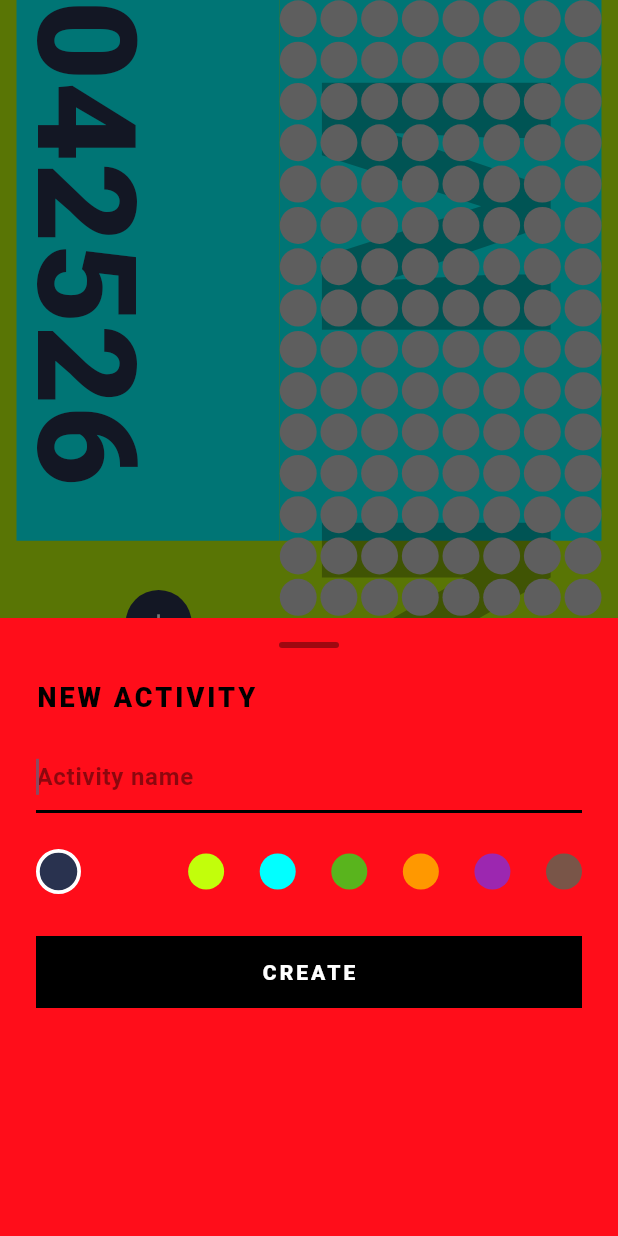
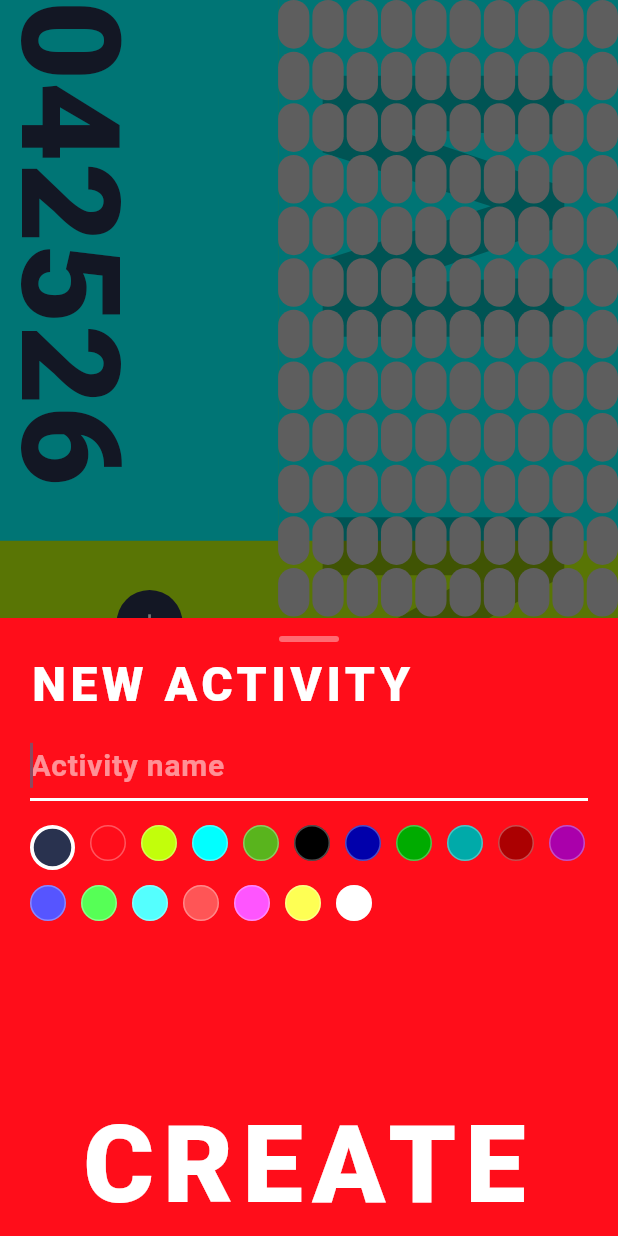
Before and after one commit to VincentFeliciano/Dot, a Flutter app: the screen it shows after launch, after a tap on the "add" icon, on a phone screen of 412 x 824 dp. Run offline on Flutter 3.47's test engine with Material 3 defaults, Android fonts, the phone set to English and light mode, and no system bars.

Commit message:
24x10 grid with hour-row/minute-column placement

```diff
--- a/lib/screens/home_screen.dart
+++ b/lib/screens/home_screen.dart
@@ -48,11 +48,14 @@ class _HomeScreenState extends State<HomeScreen> {
       isScrollControlled: true,
       backgroundColor: Colors.transparent,
       isDismissible: true,
-      builder: (ctx) => FractionallySizedBox(
+      builder: (ctx) => MediaQuery(
+        data: MediaQuery.of(ctx).copyWith(viewInsets: EdgeInsets.zero),
+        child: FractionallySizedBox(
           heightFactor: 0.5,
           alignment: Alignment.bottomCenter,
           child: ActivityModal(
             onCreated: (a) => setState(() => _slots[index] = a),
+          ),
         ),
       ),
     );
@@ -150,11 +153,7 @@ class _HomeScreenState extends State<HomeScreen> {
   Widget build(BuildContext context) {
     return Scaffold(
       backgroundColor: kLime,
-      body: Center(
-        child: SizedBox(
-          width: 390,
-          height: 844,
-          child: Row(
+      body: Row(
         mainAxisSize: MainAxisSize.max,
         crossAxisAlignment: CrossAxisAlignment.stretch,
         children: [
@@ -170,10 +169,9 @@ class _HomeScreenState extends State<HomeScreen> {
           Expanded(
             flex: 55,
             child: DotMatrixPanel(dotEntries: _dots, now: _now),
+
           ),
         ],
-          ),
-        ),
       ),
     );
   }
--- a/lib/widgets/activity_modal.dart
+++ b/lib/widgets/activity_modal.dart
@@ -3,14 +3,26 @@ import '../models/activity.dart';
 import '../app_colors.dart';
 
 const List<Color> kActivityColors = [
+  // DOTTYCOLORS
   kNavy,
   kRed,
   kLime,
   kCyan,
   kGreen,
-  Color(0xFFFF9800),
-  Color(0xFF9C27B0),
-  Color(0xFF795548),
+  // DOTTYCOLORS2
+  Color(0xFF000000),
+  Color(0xFF0100AB),
+  Color(0xFF00AB00),
+  Color(0xFF00AAA9),
+  Color(0xFFAB0001),
+  Color(0xFFAA00AB),
+  Color(0xFF5655FF),
+  Color(0xFF56FF56),
+  Color(0xFF54FFFE),
+  Color(0xFFFF5556),
+  Color(0xFFFE55FE),
+  Color(0xFFFEFF54),
+  Color(0xFFFFFFFF),
 ];
 
 class ActivityModal extends StatefulWidget {
@@ -48,14 +60,8 @@ class _ActivityModalState extends State<ActivityModal> {
     return Container(
       width: double.infinity,
       color: kRed,
-      padding: EdgeInsets.only(
-        bottom: MediaQuery.of(context).viewInsets.bottom + 24,
-        top: 16,
-        left: 24,
-        right: 24,
-      ),
+      padding: const EdgeInsets.only(top: 12, left: 20, right: 20, bottom: 8),
       child: Column(
-        mainAxisSize: MainAxisSize.min,
         crossAxisAlignment: CrossAxisAlignment.start,
         children: [
           // Drag handle
@@ -63,9 +69,9 @@ class _ActivityModalState extends State<ActivityModal> {
             child: Container(
               width: 40,
               height: 4,
-              margin: const EdgeInsets.only(bottom: 20),
+              margin: const EdgeInsets.only(bottom: 12),
               decoration: BoxDecoration(
-                color: Colors.black38,
+                color: Colors.white38,
                 borderRadius: BorderRadius.circular(2),
               ),
             ),
@@ -74,13 +80,14 @@ class _ActivityModalState extends State<ActivityModal> {
           const Text(
             'NEW ACTIVITY',
             style: TextStyle(
-              fontSize: 18,
+              fontSize: 32,
               fontWeight: FontWeight.w900,
-              color: Colors.black,
-              letterSpacing: 2,
+              color: Colors.white,
+              letterSpacing: 3,
+              height: 1.0,
             ),
           ),
-          const SizedBox(height: 16),
+          const SizedBox(height: 14),
 
           // Name field
           TextField(
@@ -89,26 +96,27 @@ class _ActivityModalState extends State<ActivityModal> {
             textCapitalization: TextCapitalization.sentences,
             onSubmitted: (_) => _create(),
             style: const TextStyle(
-              color: Colors.black,
+              color: Colors.white,
               fontWeight: FontWeight.w700,
-              fontSize: 16,
+              fontSize: 20,
             ),
             decoration: const InputDecoration(
               hintText: 'Activity name',
-              hintStyle: TextStyle(color: Colors.black45),
+              hintStyle: TextStyle(color: Colors.white54),
               enabledBorder: UnderlineInputBorder(
-                borderSide: BorderSide(color: Colors.black54, width: 1.5),
+                borderSide: BorderSide(color: Colors.white54, width: 1.5),
               ),
               focusedBorder: UnderlineInputBorder(
-                borderSide: BorderSide(color: Colors.black, width: 2),
+                borderSide: BorderSide(color: Colors.white, width: 2),
               ),
             ),
           ),
-          const SizedBox(height: 24),
+          const SizedBox(height: 16),
 
-          // Color picker — all on one row
-          Row(
-            mainAxisAlignment: MainAxisAlignment.spaceBetween,
+          // Color picker — wrap grid
+          Wrap(
+            spacing: 10,
+            runSpacing: 10,
             children: kActivityColors.map((c) {
               final selected = _selectedColor == c;
               return GestureDetector(
@@ -119,40 +127,37 @@ class _ActivityModalState extends State<ActivityModal> {
                   decoration: BoxDecoration(
                     color: c,
                     shape: BoxShape.circle,
-                    border: selected
-                        ? Border.all(color: Colors.white, width: 2.5)
-                        : null,
+                    border: Border.all(
+                      color: selected ? Colors.white : Colors.white30,
+                      width: selected ? 2.5 : 1,
+                    ),
                   ),
                 ),
               );
             }).toList(),
           ),
-          const SizedBox(height: 28),
 
-          // Create button
-          SizedBox(
-            width: double.infinity,
-            child: ElevatedButton(
-              onPressed: _create,
-              style: ElevatedButton.styleFrom(
-                backgroundColor: Colors.black,
-                foregroundColor: Colors.white,
-                padding: const EdgeInsets.symmetric(vertical: 14),
-                shape: const RoundedRectangleBorder(
-                  borderRadius: BorderRadius.zero,
-                ),
-                elevation: 0,
-              ),
-              child: const Text(
+          const Spacer(),
+
+          // Create button — large text, no background
+          GestureDetector(
+            onTap: _create,
+            child: const SizedBox(
+              width: double.infinity,
+              child: Text(
                 'CREATE',
+                textAlign: TextAlign.center,
                 style: TextStyle(
-                  fontSize: 14,
+                  fontSize: 72,
                   fontWeight: FontWeight.w900,
-                  letterSpacing: 2,
+                  color: Colors.white,
+                  letterSpacing: 6,
+                  height: 1.0,
                 ),
               ),
             ),
           ),
+          const SizedBox(height: 4),
         ],
       ),
     );
--- a/lib/widgets/dot_matrix_panel.dart
+++ b/lib/widgets/dot_matrix_panel.dart
@@ -1,78 +1,84 @@
+import 'dart:math' as math;
 import 'package:flutter/material.dart';
 import '../models/activity.dart';
 import '../app_colors.dart';
 import 'date_panel.dart' show kLimeDark;
 
 const Color _kDotGray = Color(0xFFCCCCCC);
+const int _kCols = 10;
+const int _kRows = 24;
+const double _kSpacing = 2.0;
 
 class DotMatrixPanel extends StatelessWidget {
   final List<DotEntry> dotEntries;
   final DateTime now;
-  final int columns;
 
   const DotMatrixPanel({
     super.key,
     required this.dotEntries,
     required this.now,
-    this.columns = 8,
   });
 
   double _timeFraction() {
     return (now.hour * 60.0 + now.minute) / (24 * 60);
   }
 
+  // Maps grid index (row*10+col) → color for filled dots.
+  // Row = hour (0-23), col = minute-slot (floor(minute/6), 0-9).
+  // If target slot is taken, shifts right until an empty slot is found.
+  Map<int, Color> _buildCellMap() {
+    final map = <int, Color>{};
+    for (final entry in dotEntries) {
+      final row = entry.timestamp.hour.clamp(0, 23);
+      int col = (entry.timestamp.minute / 6).floor().clamp(0, 9);
+      while (col < _kCols && map.containsKey(row * _kCols + col)) {
+        col++;
+      }
+      if (col < _kCols) {
+        map[row * _kCols + col] = entry.color;
+      }
+    }
+    return map;
+  }
+
   @override
   Widget build(BuildContext context) {
     return LayoutBuilder(builder: (context, constraints) {
-      const spacing = 2.5;
       final w = constraints.maxWidth;
       final h = constraints.maxHeight;
-
-      final dotWidth = (w - spacing * (columns - 1)) / columns;
-      final rows = ((h + spacing) / (dotWidth + spacing)).floor();
-      final dotHeight = (h - spacing * (rows - 1)) / rows;
-      final totalDots = rows * columns;
-
+      final dotHeight = (h - _kSpacing * (_kRows - 1)) / _kRows;
+      final dotWidth = (w - _kSpacing * (_kCols - 1)) / _kCols;
+      final radius = BorderRadius.circular(math.min(dotWidth, dotHeight) / 2);
       final fraction = _timeFraction();
       final fillH = h * fraction;
+      final cellMap = _buildCellMap();
 
       return Stack(children: [
-        // Bright lime base — time remaining
         Container(color: kLime),
-
-        // Dark lime — elapsed time progress bar, fills from top
         Positioned(
           top: 0, left: 0, right: 0,
           height: fillH,
           child: Container(color: kLimeDark),
         ),
-
-        // M / N / E + dots on top of background
         Stack(children: [
-          // M / N / E background labels — rotated 90° counter-clockwise, behind dots
           Column(children: [
             Expanded(child: _TimeLabel('M')),
             Expanded(child: _TimeLabel('N')),
             Expanded(child: _TimeLabel('E')),
           ]),
-
-          // Dot grid on top
           GridView.builder(
             physics: const NeverScrollableScrollPhysics(),
             padding: EdgeInsets.zero,
             gridDelegate: SliverGridDelegateWithFixedCrossAxisCount(
-              crossAxisCount: columns,
-              crossAxisSpacing: spacing,
-              mainAxisSpacing: spacing,
+              crossAxisCount: _kCols,
+              crossAxisSpacing: _kSpacing,
+              mainAxisSpacing: _kSpacing,
               mainAxisExtent: dotHeight,
             ),
-            itemCount: totalDots,
+            itemCount: _kRows * _kCols,
             itemBuilder: (ctx, index) {
-              final isFilled = index < dotEntries.length;
-              return _Dot(
-                filled: isFilled,
-                color: isFilled ? dotEntries[index].color : null,
-              );
+              final color = cellMap[index];
+              return _Dot(filled: color != null, color: color, radius: radius);
             },
           ),
         ]),
@@ -109,15 +115,16 @@ class _TimeLabel extends StatelessWidget {
 class _Dot extends StatelessWidget {
   final bool filled;
   final Color? color;
+  final BorderRadius radius;
 
-  const _Dot({required this.filled, this.color});
+  const _Dot({required this.filled, required this.radius, this.color});
 
   @override
   Widget build(BuildContext context) {
     return Container(
       decoration: BoxDecoration(
         color: filled ? color : _kDotGray,
-        shape: BoxShape.circle,
+        borderRadius: radius,
       ),
     );
   }
```
Also changed, not shown: 3 other files. Lines whose indentation alone changed are shown as unchanged.
